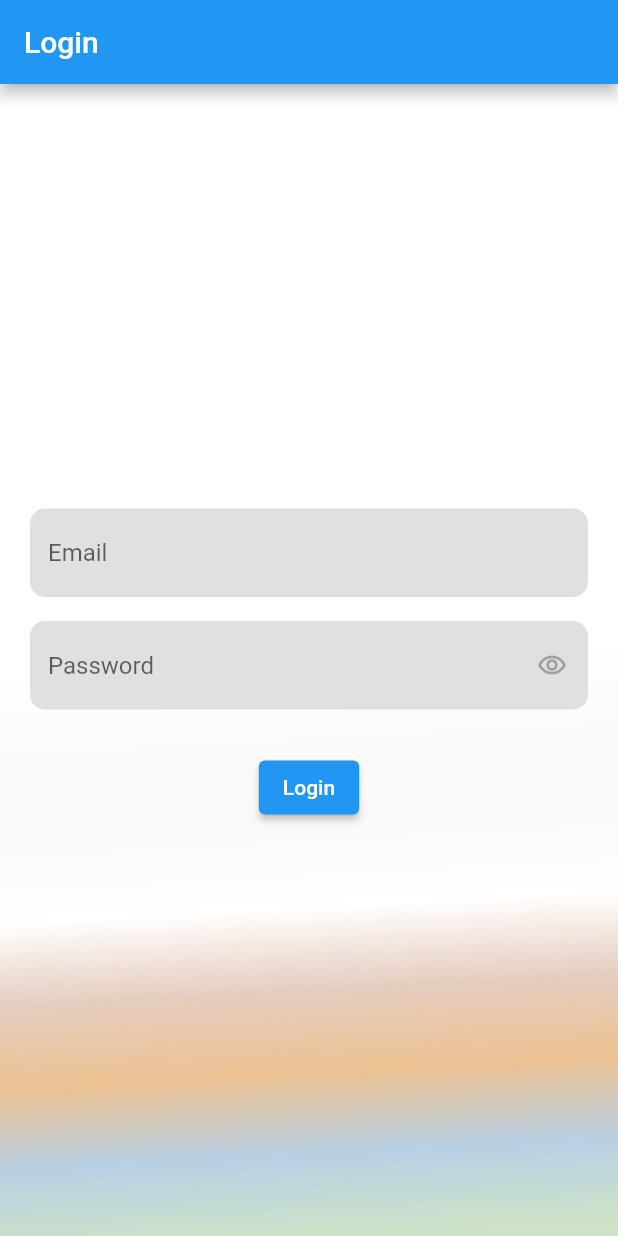
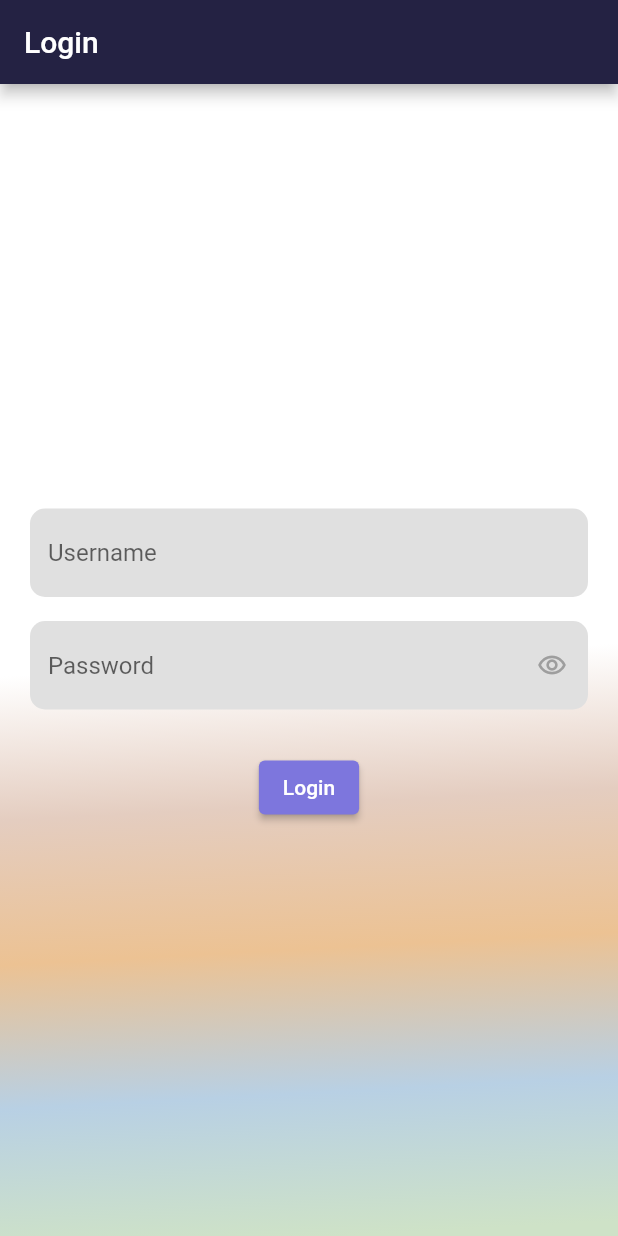
Before and after one commit to Sadly006/fluttter_movie_list, a Flutter app: the screen it shows after launch, on a phone screen of 412 x 824 dp. Run offline on Flutter 3.47's test engine with Material 2 defaults, Android fonts, the light colour scheme and no system bars; our stand-ins replace shared_preferences.

Commit message:
Chnage minor design issues

```diff
--- a/lib/details_page.dart
+++ b/lib/details_page.dart
@@ -5,7 +5,7 @@ import 'package:provider/provider.dart';
 class DetailsPage extends StatelessWidget {
   final int index;
 
-  DetailsPage({required this.index});
+  const DetailsPage({super.key, required this.index});
 
   @override
   Widget build(BuildContext context) {
--- a/lib/homepage.dart
+++ b/lib/homepage.dart
@@ -25,7 +25,7 @@ class HomeScreen extends StatelessWidget {
               child: Text('Error: ${snapshot.error}'),
             );
           } else {
-            return MovieListWidget(); // No need to pass movies here
+            return const MovieListWidget(); // No need to pass movies here
           }
         },
       ),
--- a/lib/login.dart
+++ b/lib/login.dart
@@ -59,6 +59,7 @@ class _LoginScreenState extends State<LoginScreen> {
     return Scaffold(
       appBar: AppBar(
         title: const Text("Login"),
+        backgroundColor: const Color.fromARGB(255, 36, 34, 67),
       ),
       body: Container(
         height: MediaQuery.of(context).size.height,
@@ -68,9 +69,6 @@ class _LoginScreenState extends State<LoginScreen> {
             begin: Alignment.center,
             end: Alignment(0.1, 1),
             colors: <Color>[
-              Color.fromARGB(255, 255, 255, 255),
-              Color.fromARGB(255, 250, 250, 250),
-              Color.fromARGB(255, 250, 249, 250),
               Color.fromARGB(255, 255, 255, 255),
               Color.fromARGB(255, 228, 205, 192),
               Color.fromARGB(255, 236, 194, 147),
@@ -96,7 +94,7 @@ class _LoginScreenState extends State<LoginScreen> {
                       borderRadius: BorderRadius.circular(10),
                       borderSide: BorderSide.none,
                     ),
-                    hintText: 'Email',
+                    hintText: 'Username',
                   ),
                 ),
               ),
@@ -135,6 +133,10 @@ class _LoginScreenState extends State<LoginScreen> {
             const SizedBox(height: 20.0),
             ElevatedButton(
               onPressed: _login,
+              style: ElevatedButton.styleFrom(
+                primary: const Color.fromARGB(
+                    255, 125, 118, 221), // Background color
+              ),
               child: const Text("Login"),
             ),
           ],
--- a/lib/widgets/movie_list_widget.dart
+++ b/lib/widgets/movie_list_widget.dart
@@ -5,9 +5,8 @@ import 'package:provider/provider.dart';
 import 'movie_tile_widget.dart';
 
 class MovieListWidget extends StatelessWidget {
-  // final List<Movie> movies;
 
-  MovieListWidget();
+  const MovieListWidget({super.key});
 
   @override
   Widget build(BuildContext context) {
```
Also changed, not shown: lib/widgets/movie_tile_widget.dart (+0 -49 lines).
